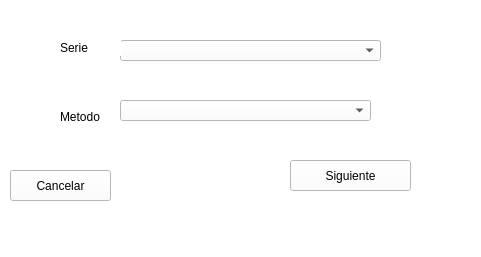
Qt form AnalizarMenu.ui (AndresMSE/IF---Interfaz) before a commit.
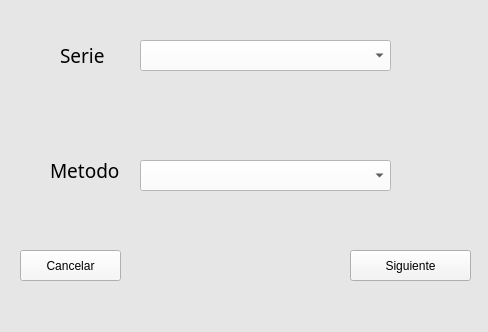
The same form after that commit.

Diff of the .ui file:
```diff
--- a/AnalizarMenu.ui
+++ b/AnalizarMenu.ui
@@ -6,36 +6,52 @@
    <rect>
     <x>0</x>
     <y>0</y>
-    <width>481</width>
-    <height>257</height>
+    <width>488</width>
+    <height>332</height>
    </rect>
   </property>
   <property name="windowTitle">
    <string>MainWindow</string>
   </property>
   <property name="styleSheet">
-   <string notr="true">background-color: rgb(255, 255, 255);</string>
+   <string notr="true">background-color: rgb(230, 230, 230);</string>
   </property>
   <widget class="QWidget" name="centralwidget">
    <widget class="QComboBox" name="Series">
     <property name="geometry">
      <rect>
-      <x>120</x>
+      <x>140</x>
       <y>40</y>
-      <width>261</width>
-      <height>21</height>
+      <width>251</width>
+      <height>31</height>
      </rect>
     </property>
+    <property name="font">
+     <font>
+      <pointsize>14</pointsize>
+     </font>
+    </property>
+    <property name="styleSheet">
+     <string notr="true">background-color: rgb(255, 255, 255);</string>
+    </property>
    </widget>
    <widget class="QLabel" name="label">
     <property name="geometry">
      <rect>
       <x>60</x>
       <y>40</y>
-      <width>61</width>
-      <height>16</height>
+      <width>51</width>
+      <height>31</height>
      </rect>
     </property>
+    <property name="font">
+     <font>
+      <family>Bodoni MT</family>
+      <pointsize>14</pointsize>
+      <weight>50</weight>
+      <bold>false</bold>
+     </font>
+    </property>
     <property name="text">
      <string>Serie</string>
     </property>
@@ -43,12 +59,20 @@
    <widget class="QLabel" name="label_2">
     <property name="geometry">
      <rect>
-      <x>60</x>
-      <y>110</y>
-      <width>47</width>
-      <height>13</height>
+      <x>50</x>
+      <y>160</y>
+      <width>81</width>
+      <height>21</height>
      </rect>
     </property>
+    <property name="font">
+     <font>
+      <family>Bodoni MT</family>
+      <pointsize>14</pointsize>
+      <weight>50</weight>
+      <bold>false</bold>
+     </font>
+    </property>
     <property name="text">
      <string>Metodo</string>
     </property>
@@ -56,22 +80,33 @@
    <widget class="QComboBox" name="Metodo">
     <property name="geometry">
      <rect>
-      <x>120</x>
-      <y>100</y>
+      <x>140</x>
+      <y>160</y>
       <width>251</width>
-      <height>21</height>
+      <height>31</height>
      </rect>
     </property>
+    <property name="font">
+     <font>
+      <pointsize>14</pointsize>
+     </font>
+    </property>
+    <property name="styleSheet">
+     <string notr="true">background-color: rgb(255, 255, 255);</string>
+    </property>
    </widget>
    <widget class="QPushButton" name="Siguiente">
     <property name="geometry">
      <rect>
-      <x>290</x>
-      <y>160</y>
+      <x>350</x>
+      <y>250</y>
       <width>121</width>
       <height>31</height>
      </rect>
     </property>
+    <property name="styleSheet">
+     <string notr="true">background-color: rgb(244, 244, 244);</string>
+    </property>
     <property name="text">
      <string>Siguiente</string>
     </property>
@@ -79,12 +114,15 @@
    <widget class="QPushButton" name="Cancelar">
     <property name="geometry">
      <rect>
-      <x>10</x>
-      <y>170</y>
+      <x>20</x>
+      <y>250</y>
       <width>101</width>
       <height>31</height>
      </rect>
     </property>
+    <property name="styleSheet">
+     <string notr="true">background-color: rgb(247, 247, 247);</string>
+    </property>
     <property name="text">
      <string>Cancelar</string>
     </property>
```
Left out of the diff: 2 changed lines with no effect on the pictures.
